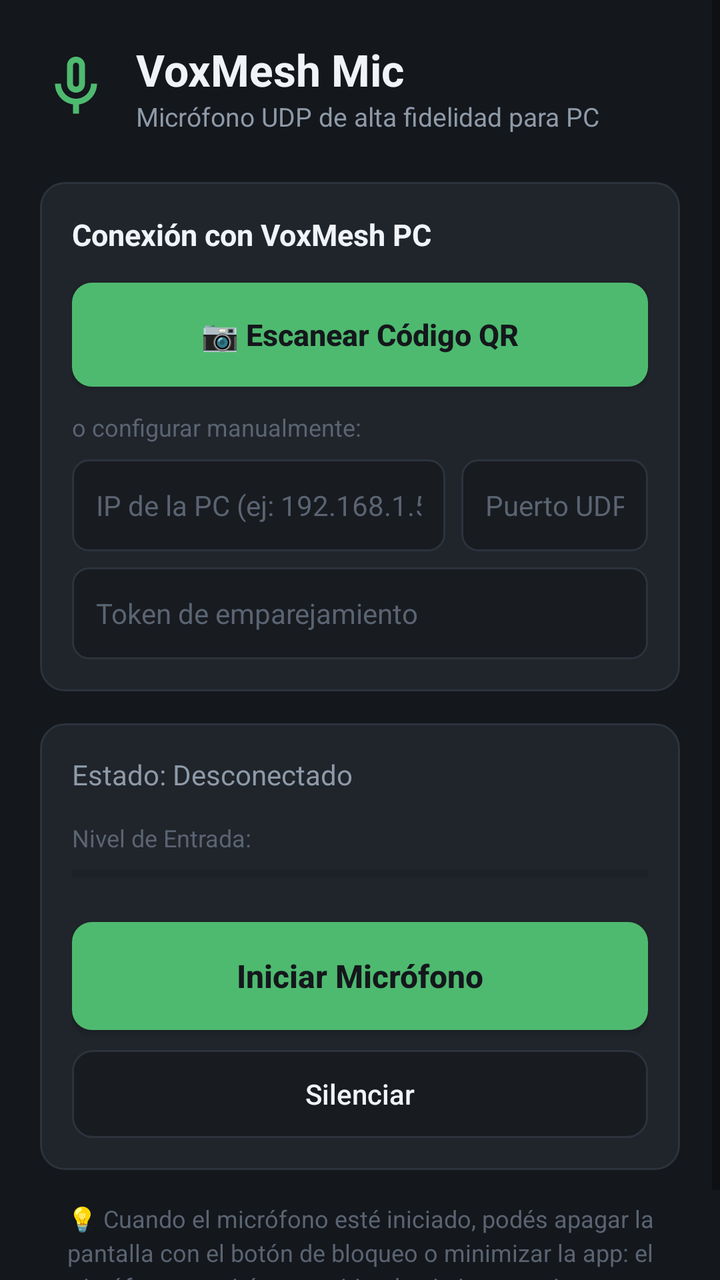
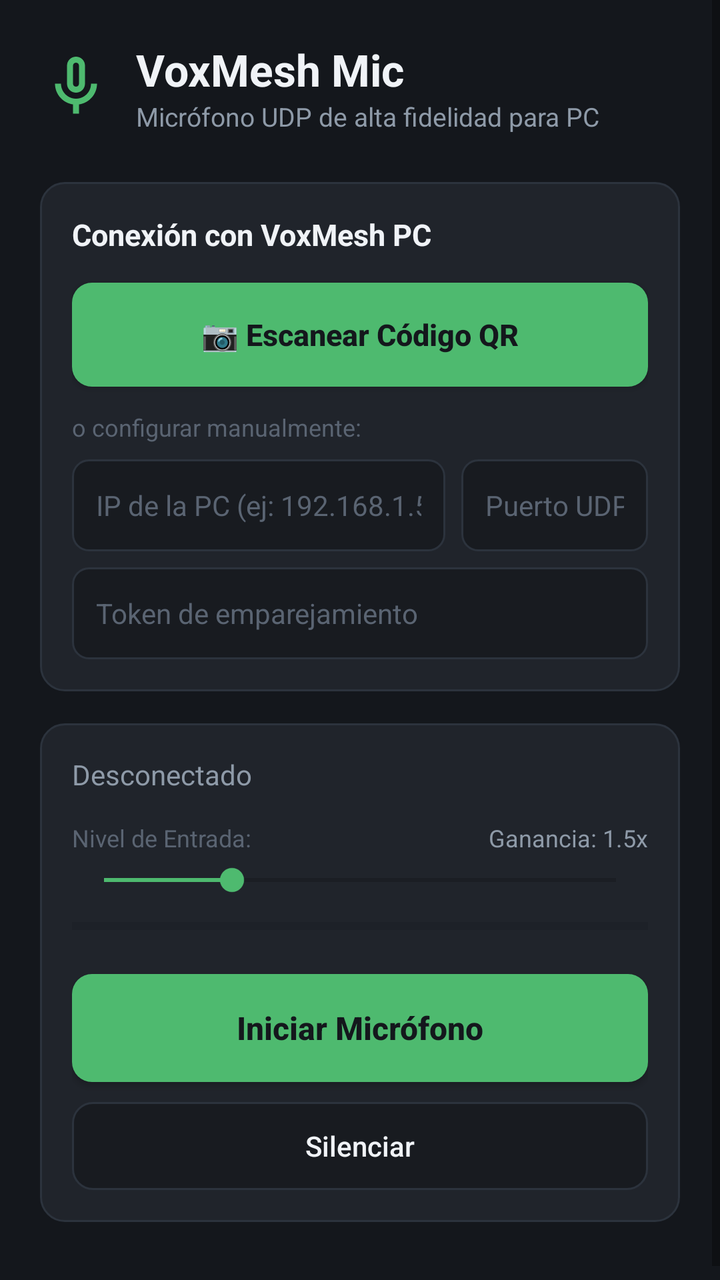

Screens rendered from an Android XML layout before and after an edit, with the pre-edit source and the edit as a unified diff.
<!-- AndroidManifest.xml: application theme Theme.VoxMeshMic -->
<!-- res/layout/activity_main.xml -->
<?xml version="1.0" encoding="utf-8"?>
<ScrollView xmlns:android="http://schemas.android.com/apk/res/android"
    xmlns:app="http://schemas.android.com/apk/res-auto"
    android:layout_width="match_parent"
    android:layout_height="match_parent"
    android:background="@color/bg_main"
    android:fillViewport="true">

    <LinearLayout
        android:layout_width="match_parent"
        android:layout_height="wrap_content"
        android:orientation="vertical"
        android:padding="20dp">

        <LinearLayout
            android:layout_width="match_parent"
            android:layout_height="wrap_content"
            android:orientation="horizontal"
            android:gravity="center_vertical"
            android:layout_marginBottom="24dp">

            <ImageView
                android:layout_width="36dp"
                android:layout_height="36dp"
                android:src="@drawable/ic_mic"
                android:contentDescription="@string/app_name" />

            <LinearLayout
                android:layout_width="0dp"
                android:layout_height="wrap_content"
                android:layout_weight="1"
                android:layout_marginStart="12dp"
                android:orientation="vertical">

                <TextView
                    android:layout_width="wrap_content"
                    android:layout_height="wrap_content"
                    android:text="@string/app_name"
                    android:textColor="@color/text_primary"
                    android:textSize="22sp"
                    android:textStyle="bold" />

                <TextView
                    android:layout_width="wrap_content"
                    android:layout_height="wrap_content"
                    android:text="@string/app_subtitle"
                    android:textColor="@color/text_secondary"
                    android:textSize="13sp" />
            </LinearLayout>
        </LinearLayout>

        <LinearLayout
            android:layout_width="match_parent"
            android:layout_height="wrap_content"
            android:background="@drawable/bg_card"
            android:orientation="vertical"
            android:padding="16dp"
            android:layout_marginBottom="16dp">

            <TextView
                android:layout_width="wrap_content"
                android:layout_height="wrap_content"
                android:text="@string/connection_card_title"
                android:textColor="@color/text_primary"
                android:textSize="15sp"
                android:textStyle="bold"
                android:layout_marginBottom="14dp" />

            <Button
                android:id="@+id/btnScanQr"
                android:layout_width="match_parent"
                android:layout_height="52dp"
                android:background="@drawable/bg_button_green"
                android:text="@string/scan_qr_button"
                android:textAllCaps="false"
                android:textColor="@color/bg_main"
                android:textSize="15sp"
                android:textStyle="bold"
                android:layout_marginBottom="12dp" />

            <TextView
                android:layout_width="wrap_content"
                android:layout_height="wrap_content"
                android:text="@string/or_manual_input"
                android:textColor="@color/text_muted"
                android:textSize="12sp"
                android:layout_marginBottom="8dp" />

            <LinearLayout
                android:layout_width="match_parent"
                android:layout_height="wrap_content"
                android:orientation="horizontal"
                android:layout_marginBottom="8dp">

                <EditText
                    android:id="@+id/etHost"
                    android:layout_width="0dp"
                    android:layout_height="46dp"
                    android:layout_weight="2"
                    android:background="@drawable/bg_edit_text"
                    android:hint="@string/hint_host"
                    android:inputType="textUri"
                    android:paddingHorizontal="12dp"
                    android:textColor="@color/text_primary"
                    android:textColorHint="@color/text_muted"
                    android:textSize="14sp" />

                <EditText
                    android:id="@+id/etPort"
                    android:layout_width="0dp"
                    android:layout_height="46dp"
                    android:layout_weight="1"
                    android:layout_marginStart="8dp"
                    android:background="@drawable/bg_edit_text"
                    android:hint="@string/hint_port"
                    android:inputType="number"
                    android:paddingHorizontal="12dp"
                    android:textColor="@color/text_primary"
                    android:textColorHint="@color/text_muted"
                    android:textSize="14sp" />
            </LinearLayout>

            <EditText
                android:id="@+id/etToken"
                android:layout_width="match_parent"
                android:layout_height="46dp"
                android:background="@drawable/bg_edit_text"
                android:hint="@string/hint_token"
                android:inputType="textNoSuggestions"
                android:paddingHorizontal="12dp"
                android:textColor="@color/text_primary"
                android:textColorHint="@color/text_muted"
                android:textSize="14sp" />
        </LinearLayout>

        <LinearLayout
            android:layout_width="match_parent"
            android:layout_height="wrap_content"
            android:background="@drawable/bg_card"
            android:orientation="vertical"
            android:padding="16dp"
            android:layout_marginBottom="16dp">

            <TextView
                android:id="@+id/tvStatus"
                android:layout_width="match_parent"
                android:layout_height="wrap_content"
                android:text="@string/status_disconnected"
                android:textColor="@color/text_secondary"
                android:textSize="14sp"
                android:layout_marginBottom="14dp" />

            <TextView
                android:layout_width="wrap_content"
                android:layout_height="wrap_content"
                android:text="Nivel de Entrada:"
                android:textColor="@color/text_muted"
                android:textSize="12sp"
                android:layout_marginBottom="4dp" />

            <ProgressBar
                android:id="@+id/progressBarAudio"
                style="?android:attr/progressBarStyleHorizontal"
                android:layout_width="match_parent"
                android:layout_height="12dp"
                android:max="100"
                android:progress="0"
                android:progressTint="@color/accent_green"
                android:progressBackgroundTint="@color/vu_background"
                android:layout_marginBottom="18dp" />

            <Button
                android:id="@+id/btnToggleStream"
                android:layout_width="match_parent"
                android:layout_height="54dp"
                android:background="@drawable/bg_button_green"
                android:text="@string/start_streaming"
                android:textAllCaps="false"
                android:textColor="@color/bg_main"
                android:textSize="16sp"
                android:textStyle="bold"
                android:layout_marginBottom="10dp" />

            <Button
                android:id="@+id/btnMute"
                android:layout_width="match_parent"
                android:layout_height="44dp"
                android:background="@drawable/bg_card_dark"
                android:text="@string/mute"
                android:textAllCaps="false"
                android:textColor="@color/text_primary"
                android:textSize="14sp"
                android:enabled="false" />
        </LinearLayout>

        <TextView
            android:layout_width="match_parent"
            android:layout_height="wrap_content"
            android:text="💡 Cuando el micrófono esté iniciado, podés apagar la pantalla con el botón de bloqueo o minimizar la app: el micrófono seguirá transmitiendo sin interrupciones a tu PC."
            android:textColor="@color/text_muted"
            android:textSize="12sp"
            android:lineSpacingExtra="3dp"
            android:gravity="center"
            android:paddingHorizontal="8dp" />

    </LinearLayout>
</ScrollView>
<!-- resources referenced by this layout -->
<resources>
  <color name="accent_green">#4EBA6F</color>
  <color name="bg_main">#14171C</color>
  <color name="text_muted">#5A6472</color>
  <color name="text_primary">#F0F3F7</color>
  <color name="text_secondary">#8E9AA8</color>
  <color name="vu_background">#161A20</color>
  <!-- drawable bg_button_green (drawable) -->
  <?xml version="1.0" encoding="utf-8"?>
  <ripple xmlns:android="http://schemas.android.com/apk/res/android"
      android:color="@color/accent_green_hover">
      <item>
          <shape android:shape="rectangle">
              <solid android:color="@color/accent_green" />
              <corners android:radius="10dp" />
          </shape>
      </item>
  </ripple>
  <!-- drawable bg_card (drawable) -->
  <?xml version="1.0" encoding="utf-8"?>
  <shape xmlns:android="http://schemas.android.com/apk/res/android"
      android:shape="rectangle">
      <solid android:color="@color/bg_card" />
      <corners android:radius="12dp" />
      <stroke
          android:width="1dp"
          android:color="@color/card_border" />
  </shape>
  <!-- drawable bg_card_dark (drawable) -->
  <?xml version="1.0" encoding="utf-8"?>
  <ripple xmlns:android="http://schemas.android.com/apk/res/android"
      android:color="@color/card_border">
      <item>
          <shape android:shape="rectangle">
              <solid android:color="@color/bg_card_dark" />
              <corners android:radius="10dp" />
              <stroke
                  android:width="1dp"
                  android:color="@color/card_border" />
          </shape>
      </item>
  </ripple>
  <!-- drawable bg_edit_text (drawable) -->
  <?xml version="1.0" encoding="utf-8"?>
  <shape xmlns:android="http://schemas.android.com/apk/res/android"
      android:shape="rectangle">
      <solid android:color="@color/bg_card_dark" />
      <corners android:radius="8dp" />
      <stroke
          android:width="1dp"
          android:color="@color/card_border" />
  </shape>
  <!-- drawable ic_mic (drawable) -->
  <vector xmlns:android="http://schemas.android.com/apk/res/android"
      android:width="24dp"
      android:height="24dp"
      android:viewportWidth="24"
      android:viewportHeight="24">
    <path
        android:fillColor="@color/accent_green"
        android:pathData="M12,14c1.66,0 3,-1.34 3,-3V5c0,-1.66 -1.34,-3 -3,-3S9,3.34 9,5v6c0,1.66 1.34,3 3,3zm-1,-9c0,-0.55 0.45,-1 1,-1s1,0.45 1,1v6c0,0.55 -0.45,1 -1,1s-1,-0.45 -1,-1V5zm6,6c0,2.76 -2.24,5 -5,5s-5,-2.24 -5,-5H5c0,3.53 2.61,6.43 6,6.92V21h2v-3.08c3.39,-0.49 6,-3.39 6,-6.92h-2z"/>
  </vector>
  <string name="app_name">VoxMesh Mic</string>
  <string name="app_subtitle">Micrófono UDP de alta fidelidad para PC</string>
  <string name="connection_card_title">Conexión con VoxMesh PC</string>
  <string name="hint_host">IP de la PC (ej: 192.168.1.50)</string>
  <string name="hint_port">Puerto UDP (ej: 47831)</string>
  <string name="hint_token">Token de emparejamiento</string>
  <string name="mute">Silenciar</string>
  <string name="or_manual_input">o configurar manualmente:</string>
  <string name="scan_qr_button">📷 Escanear Código QR</string>
  <string name="start_streaming">Iniciar Micrófono</string>
  <string name="status_disconnected">Estado: Desconectado</string>
  <style name="Theme.VoxMeshMic" parent="Theme.MaterialComponents.DayNight.NoActionBar">
          <item name="colorPrimary">@color/accent_green</item>
          <item name="colorPrimaryVariant">@color/accent_green_hover</item>
          <item name="colorOnPrimary">@color/bg_main</item>
          <item name="colorSecondary">@color/accent_blue</item>
          <item name="colorSecondaryVariant">@color/accent_blue</item>
          <item name="colorOnSecondary">@color/text_primary</item>
          <item name="android:statusBarColor">@color/bg_main</item>
          <item name="android:windowBackground">@color/bg_main</item>
      </style>
  <color name="accent_green_hover">#3DA05D</color>
  <color name="bg_card">#20242B</color>
  <color name="card_border">#2C333D</color>
  <color name="bg_card_dark">#181B20</color>
  <color name="accent_blue">#3D88E0</color>
</resources>

<!-- the commit's change to res/layout/activity_main.xml (unified diff, before → after) -->
@@ -150,13 +150,39 @@
                 android:textSize="14sp"
                 android:layout_marginBottom="14dp" />
 
-            <TextView
-                android:layout_width="wrap_content"
-                android:layout_height="wrap_content"
-                android:text="Nivel de Entrada:"
-                android:textColor="@color/text_muted"
-                android:textSize="12sp"
-                android:layout_marginBottom="4dp" />
+            <LinearLayout
+                android:layout_width="match_parent"
+                android:layout_height="wrap_content"
+                android:orientation="horizontal"
+                android:gravity="center_vertical"
+                android:layout_marginBottom="4dp">
+
+                <TextView
+                    android:layout_width="0dp"
+                    android:layout_height="wrap_content"
+                    android:layout_weight="1"
+                    android:text="Nivel de Entrada:"
+                    android:textColor="@color/text_muted"
+                    android:textSize="12sp" />
+
+                <TextView
+                    android:id="@+id/tvGain"
+                    android:layout_width="wrap_content"
+                    android:layout_height="wrap_content"
+                    android:text="Ganancia: 1.5x"
+                    android:textColor="@color/text_secondary"
+                    android:textSize="12sp" />
+            </LinearLayout>
+
+            <SeekBar
+                android:id="@+id/seekBarGain"
+                android:layout_width="match_parent"
+                android:layout_height="wrap_content"
+                android:max="4"
+                android:progress="1"
+                android:progressTint="@color/accent_green"
+                android:thumbTint="@color/accent_green"
+                android:layout_marginBottom="8dp" />
 
             <ProgressBar
                 android:id="@+id/progressBarAudio"
@@ -193,15 +219,5 @@
                 android:enabled="false" />
         </LinearLayout>
 
-        <TextView
-            android:layout_width="match_parent"
-            android:layout_height="wrap_content"
-            android:text="💡 Cuando el micrófono esté iniciado, podés apagar la pantalla con el botón de bloqueo o minimizar la app: el micrófono seguirá transmitiendo sin interrupciones a tu PC."
-            android:textColor="@color/text_muted"
-            android:textSize="12sp"
-            android:lineSpacingExtra="3dp"
-            android:gravity="center"
-            android:paddingHorizontal="8dp" />
-
     </LinearLayout>
 </ScrollView>
<!-- resource entries referenced after the edit -->
@@ -71,7 +71,7 @@
   <string name="or_manual_input">o configurar manualmente:</string>
   <string name="scan_qr_button">📷 Escanear Código QR</string>
   <string name="start_streaming">Iniciar Micrófono</string>
-  <string name="status_disconnected">Estado: Desconectado</string>
+  <string name="status_disconnected">Desconectado</string>
   <style name="Theme.VoxMeshMic" parent="Theme.MaterialComponents.DayNight.NoActionBar">
           <item name="colorPrimary">@color/accent_green</item>
           <item name="colorPrimaryVariant">@color/accent_green_hover</item>
